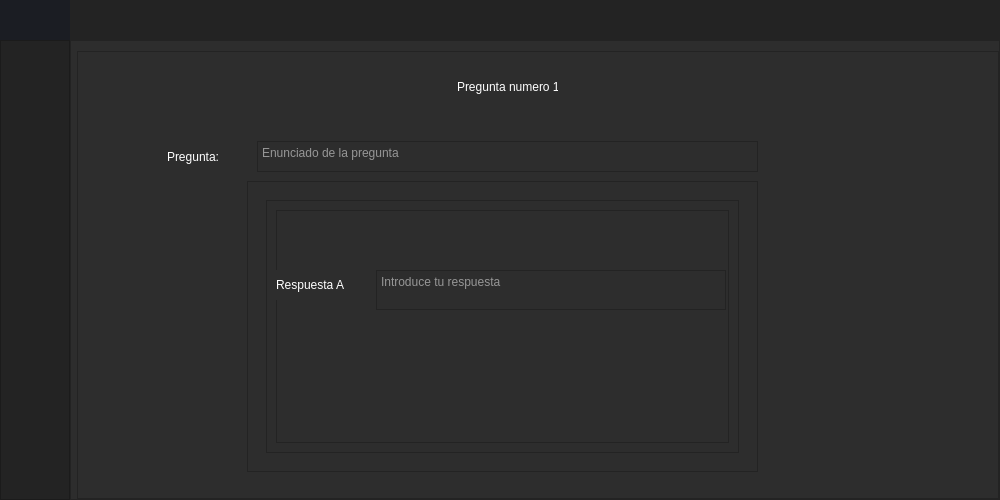
This is UI/mainWindow.ui in Jowy43/EzTestGenerator as Qt 5 draws it before an edit. The edited form follows.
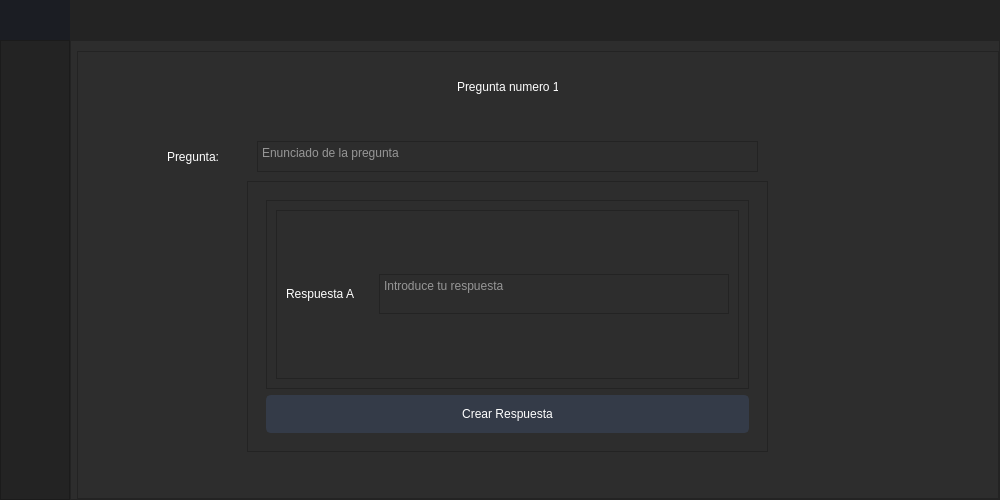
This is the edited form. The open tabs and pages were chosen to show the change. Icons and pictures are not drawn.

Diff of the .ui file:
```diff
--- a/UI/mainWindow.ui
+++ b/UI/mainWindow.ui
@@ -803,8 +803,8 @@
                       <rect>
                        <x>170</x>
                        <y>130</y>
-                       <width>511</width>
-                       <height>291</height>
+                       <width>521</width>
+                       <height>271</height>
                       </rect>
                      </property>
                      <property name="sizePolicy">
@@ -832,9 +832,15 @@
                          <number>1</number>
                         </property>
                         <widget class="QWidget" name="page_Respuestas">
-                         <layout class="QHBoxLayout" name="horizontalLayout_7">
+                         <layout class="QVBoxLayout" name="verticalLayout_12">
                           <item>
                            <widget class="QScrollArea" name="scrollArea">
+                            <property name="maximumSize">
+                             <size>
+                              <width>16777215</width>
+                              <height>189</height>
+                             </size>
+                            </property>
                             <property name="widgetResizable">
                              <bool>true</bool>
                             </property>
@@ -843,8 +849,8 @@
                               <rect>
                                <x>0</x>
                                <y>0</y>
-                               <width>471</width>
-                               <height>251</height>
+                               <width>481</width>
+                               <height>187</height>
                               </rect>
                              </property>
                              <layout class="QVBoxLayout" name="verticalLayout_11">
@@ -856,56 +862,82 @@
                                 <property name="frameShadow">
                                  <enum>QFrame::Raised</enum>
                                 </property>
-                                <widget class="QTextEdit" name="textEdit_respuestaA">
-                                 <property name="geometry">
-                                  <rect>
-                                   <x>100</x>
-                                   <y>60</y>
-                                   <width>350</width>
-                                   <height>40</height>
-                                  </rect>
-                                 </property>
-                                 <property name="maximumSize">
-                                  <size>
-                                   <width>350</width>
-                                   <height>40</height>
-                                  </size>
-                                 </property>
-                                 <property name="styleSheet">
-                                  <string notr="true">color: rgb(255, 255, 255);</string>
-                                 </property>
-                                 <property name="placeholderText">
-                                  <string>Introduce tu respuesta</string>
-                                 </property>
-                                </widget>
-                                <widget class="QLabel" name="label_respuestaA">
-                                 <property name="geometry">
-                                  <rect>
-                                   <x>0</x>
-                                   <y>60</y>
-                                   <width>100</width>
-                                   <height>30</height>
-                                  </rect>
-                                 </property>
-                                 <property name="maximumSize">
-                                  <size>
-                                   <width>100</width>
-                                   <height>30</height>
-                                  </size>
-                                 </property>
-                                 <property name="styleSheet">
-                                  <string notr="true">color: rgb(255, 255, 255);</string>
-                                 </property>
-                                 <property name="text">
-                                  <string>Respuesta A</string>
-                                 </property>
-                                </widget>
+                                <layout class="QHBoxLayout" name="horizontalLayout_8">
+                                 <item>
+                                  <widget class="QLabel" name="label_respuesta">
+                                   <property name="maximumSize">
+                                    <size>
+                                     <width>100</width>
+                                     <height>30</height>
+                                    </size>
+                                   </property>
+                                   <property name="styleSheet">
+                                    <string notr="true">color: rgb(255, 255, 255);</string>
+                                   </property>
+                                   <property name="text">
+                                    <string>Respuesta A</string>
+                                   </property>
+                                  </widget>
+                                 </item>
+                                 <item>
+                                  <widget class="QTextEdit" name="textEdit_respuesta">
+                                   <property name="maximumSize">
+                                    <size>
+                                     <width>350</width>
+                                     <height>40</height>
+                                    </size>
+                                   </property>
+                                   <property name="styleSheet">
+                                    <string notr="true">color: rgb(255, 255, 255);</string>
+                                   </property>
+                                   <property name="placeholderText">
+                                    <string>Introduce tu respuesta</string>
+                                   </property>
+                                  </widget>
+                                 </item>
+                                </layout>
                                </widget>
                               </item>
                              </layout>
                             </widget>
                            </widget>
                           </item>
+                          <item>
+                           <widget class="QPushButton" name="btn_crearTest_2">
+                            <property name="sizePolicy">
+                             <sizepolicy hsizetype="Minimum" vsizetype="Fixed">
+                              <horstretch>0</horstretch>
+                              <verstretch>0</verstretch>
+                             </sizepolicy>
+                            </property>
+                            <property name="maximumSize">
+                             <size>
+                              <width>50000</width>
+                              <height>72</height>
+                             </size>
+                            </property>
+                            <property name="styleSheet">
+                             <string notr="true">QPushButton {
+	
+	color: rgb(255, 255, 255);
+	border: 2px solid rgb(52, 59, 72);
+	border-radius: 5px;	
+	background-color: rgb(52, 59, 72);
+}
+QPushButton:hover {
+	background-color: rgb(57, 65, 80);
+	border: 2px solid rgb(61, 70, 86);
+}
+QPushButton:pressed {	
+	background-color: rgb(35, 40, 49);
+	border: 2px solid rgb(43, 50, 61);
+}</string>
+                            </property>
+                            <property name="text">
+                             <string>Crear Respuesta</string>
+                            </property>
+                           </widget>
+                          </item>
                          </layout>
                         </widget>
                         <widget class="QWidget" name="page_Num_Res">
```
Left out of the diff: 96 changed lines with no effect on the pictures.
